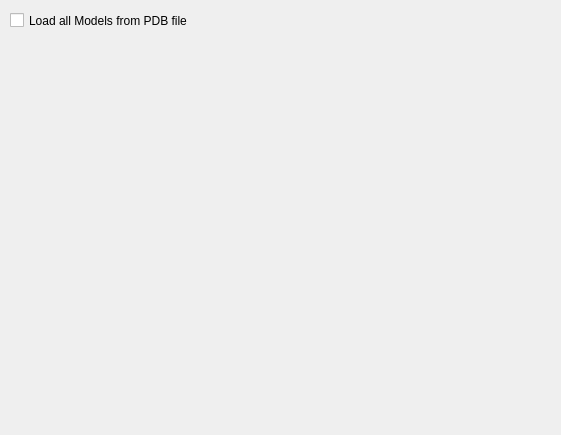
Old version of the form source/VIEW/DIALOGS/openSavePreferences.ui in the repository BALL-Project/ball.
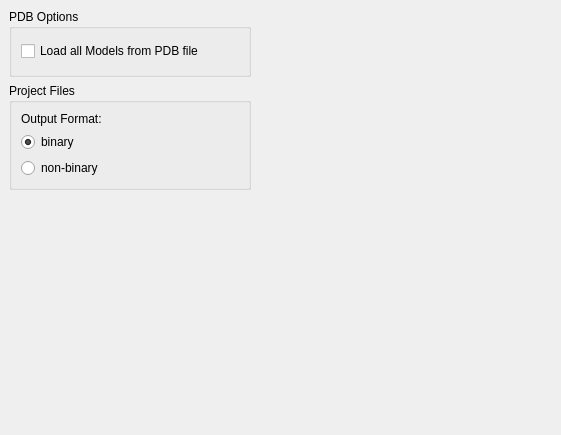
New version of the form.

Commit message: Added gui for binary project files

Patch:
```diff
--- a/source/VIEW/DIALOGS/openSavePreferences.ui
+++ b/source/VIEW/DIALOGS/openSavePreferences.ui
@@ -12,27 +12,93 @@
   <property name="windowTitle" >
    <string>Form</string>
   </property>
-  <widget class="QCheckBox" name="pdb_model_box_" >
+  <widget class="QWidget" name="" >
    <property name="geometry" >
     <rect>
-     <x>10</x>
-     <y>10</y>
-     <width>541</width>
-     <height>21</height>
+     <x>9</x>
+     <y>9</y>
+     <width>242</width>
+     <height>181</height>
     </rect>
    </property>
-   <property name="toolTip" >
-    <string>&lt;!DOCTYPE HTML PUBLIC "-//W3C//DTD HTML 4.0//EN" "http://www.w3.org/TR/REC-html40/strict.dtd">
+   <layout class="QVBoxLayout" >
+    <property name="margin" >
+     <number>0</number>
+    </property>
+    <property name="spacing" >
+     <number>6</number>
+    </property>
+    <item>
+     <widget class="QGroupBox" name="pdb_groupBox" >
+      <property name="title" >
+       <string>PDB Options</string>
+      </property>
+      <layout class="QGridLayout" >
+       <property name="margin" >
+        <number>9</number>
+       </property>
+       <property name="spacing" >
+        <number>6</number>
+       </property>
+       <item row="0" column="0" >
+        <widget class="QCheckBox" name="pdb_model_box_" >
+         <property name="toolTip" >
+          <string>&lt;!DOCTYPE HTML PUBLIC "-//W3C//DTD HTML 4.0//EN" "http://www.w3.org/TR/REC-html40/strict.dtd">
 &lt;html>&lt;head>&lt;meta name="qrichtext" content="1" />&lt;style type="text/css">
 p, li { white-space: pre-wrap; }
 &lt;/style>&lt;/head>&lt;body style=" font-family:'DejaVu Sans'; font-size:9pt; font-weight:400; font-style:normal;">
 &lt;p style=" margin-top:0px; margin-bottom:0px; margin-left:0px; margin-right:0px; -qt-block-indent:0; text-indent:0px;">Some PDB files (like files obtained from NMR experiments) contain multiple "models" representing differing snapshots of the same molecule. If this option is enabled all models present in the PDBFile will be read in.&lt;/p>
 &lt;p style="-qt-paragraph-type:empty; margin-top:0px; margin-bottom:0px; margin-left:0px; margin-right:0px; -qt-block-indent:0; text-indent:0px;">&lt;/p>
 &lt;p style=" margin-top:0px; margin-bottom:0px; margin-left:0px; margin-right:0px; -qt-block-indent:0; text-indent:0px;">&lt;span style=" font-weight:600;">Be aware&lt;/span> that this might cause high computational effort for large molecules with many models and a complex default representation.&lt;/p>&lt;/body>&lt;/html></string>
-   </property>
-   <property name="text" >
-    <string>Load all Models from PDB file</string>
-   </property>
+         </property>
+         <property name="text" >
+          <string>Load all Models from PDB file</string>
+         </property>
+        </widget>
+       </item>
+      </layout>
+     </widget>
+    </item>
+    <item>
+     <widget class="QGroupBox" name="project_groupbox" >
+      <property name="title" >
+       <string>Project Files</string>
+      </property>
+      <layout class="QGridLayout" >
+       <property name="margin" >
+        <number>9</number>
+       </property>
+       <property name="spacing" >
+        <number>6</number>
+       </property>
+       <item row="0" column="0" >
+        <widget class="QLabel" name="label" >
+         <property name="text" >
+          <string>Output Format:</string>
+         </property>
+        </widget>
+       </item>
+       <item row="1" column="0" >
+        <widget class="QRadioButton" name="binary_project_radiobutton" >
+         <property name="text" >
+          <string>binary</string>
+         </property>
+         <property name="checked" >
+          <bool>true</bool>
+         </property>
+        </widget>
+       </item>
+       <item row="2" column="0" >
+        <widget class="QRadioButton" name="nonbinary_project_radiobutton" >
+         <property name="text" >
+          <string>non-binary</string>
+         </property>
+        </widget>
+       </item>
+      </layout>
+     </widget>
+    </item>
+   </layout>
   </widget>
  </widget>
  <resources/>
```
The commit also changes 4 other files.
